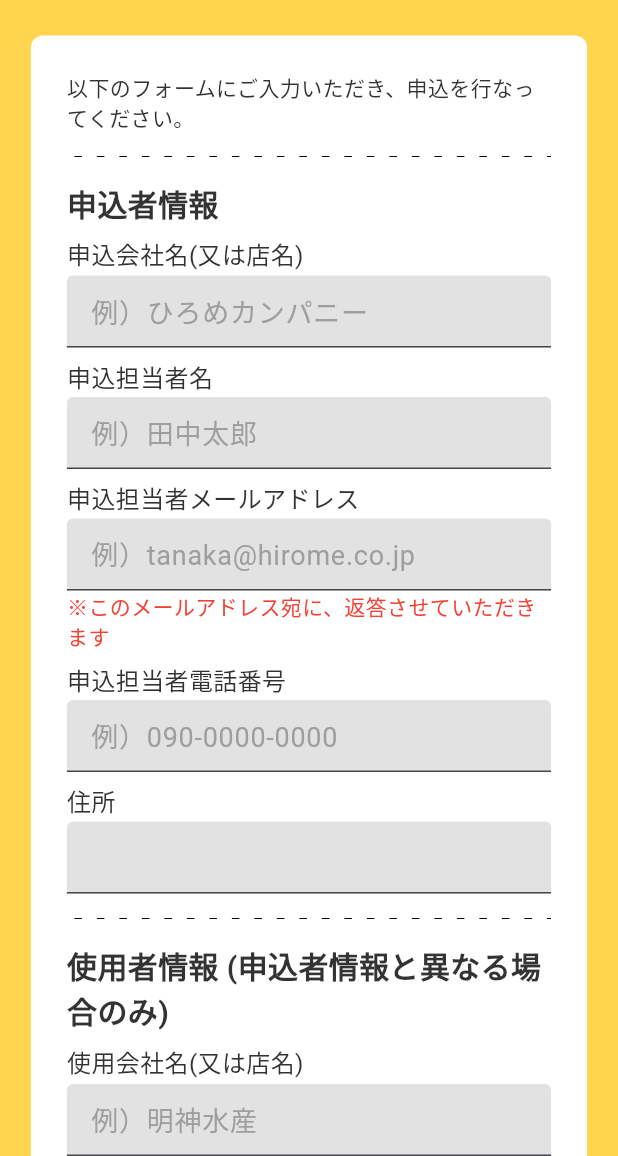
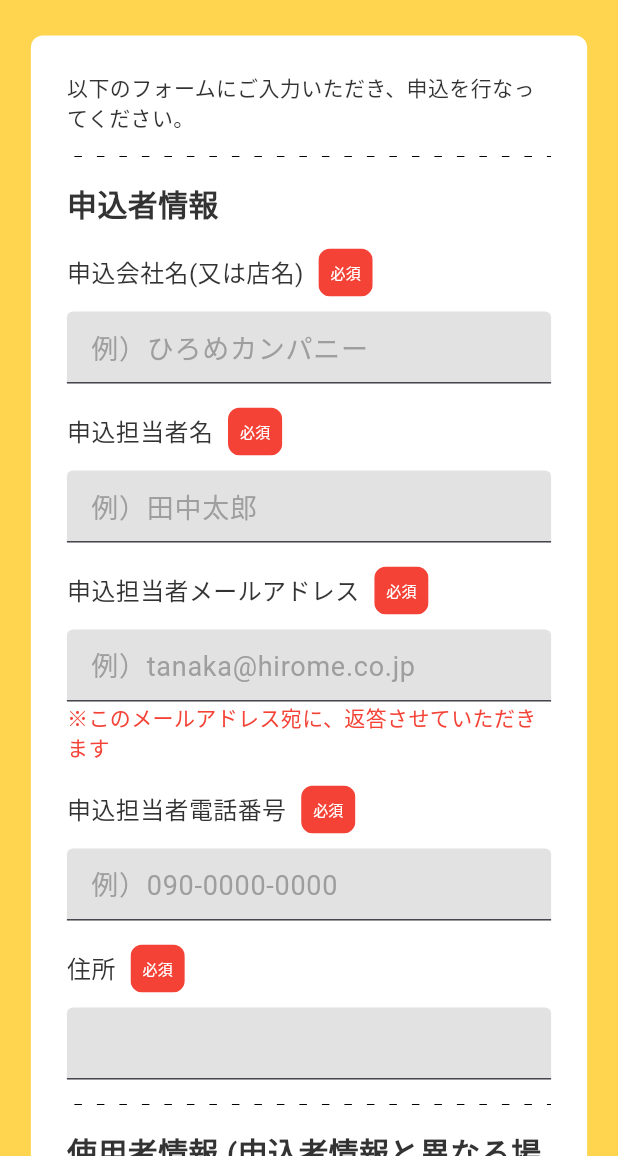
Before and after one commit to agora-creation/miel_work_request_square_web, a Flutter app: the screen it shows after launch, on a phone screen of 412 x 824 dp, the part 80-1236 px from its top. Run offline on Flutter 3.47's test engine with Material 3 defaults, Android fonts, the light colour scheme and no system bars; our stand-ins replace calendar_date_picker2, cloud_firestore, firebase_auth, firebase_core, firebase_messaging, flutter_local_notifications and 4 more; missing offline and left inert: alert_banner, board_datetime_picker, common_utils; accounts and stored records are empty; Roboto replaces fonts that are missing (SourceHanSansJP-Bold, SourceHanSansJP-Regular).

Commit message:
20241015 commit

```diff
--- a/lib/providers/request_square.dart
+++ b/lib/providers/request_square.dart
@@ -1,5 +1,6 @@
 import 'package:firebase_auth/firebase_auth.dart';
 import 'package:flutter/material.dart';
+import 'package:miel_work_request_square_web/models/user.dart';
 import 'package:miel_work_request_square_web/services/fm.dart';
 import 'package:miel_work_request_square_web/services/request_square.dart';
 import 'package:miel_work_request_square_web/services/user.dart';
@@ -8,6 +9,22 @@ class RequestSquareProvider with ChangeNotifier {
   final RequestSquareService _squareService = RequestSquareService();
   final UserService _userService = UserService();
   final FmService _fmService = FmService();
+
+  Future<String?> check({
+    required String companyName,
+    required String companyUserName,
+    required String companyUserEmail,
+    required String companyUserTel,
+    required String companyAddress,
+  }) async {
+    String? error;
+    if (companyName == '') return '申込会社名(又は店名)は必須入力です';
+    if (companyUserName == '') return '申込担当者名は必須入力です';
+    if (companyUserEmail == '') return '申込担当者メールアドレスは必須入力です';
+    if (companyUserTel == '') return '申込担当者電話番号は必須入力です';
+    if (companyAddress == '') return '住所は必須入力です';
+    return error;
+  }
 
   Future<String?> create({
     required String companyName,
@@ -32,6 +49,7 @@ class RequestSquareProvider with ChangeNotifier {
     if (companyUserName == '') return '申込担当者名は必須入力です';
     if (companyUserEmail == '') return '申込担当者メールアドレスは必須入力です';
     if (companyUserTel == '') return '申込担当者電話番号は必須入力です';
+    if (companyAddress == '') return '住所は必須入力です';
     try {
       await FirebaseAuth.instance.signInAnonymously().then((value) {
         String id = _squareService.id();
@@ -60,17 +78,17 @@ class RequestSquareProvider with ChangeNotifier {
         });
       });
       //通知
-      // List<UserModel> sendUsers = [];
-      // sendUsers = await _userService.selectList();
-      // if (sendUsers.isNotEmpty) {
-      //   for (UserModel user in sendUsers) {
-      //     _fmService.send(
-      //       token: user.token,
-      //       title: '社外申請',
-      //       body: 'よさこい広場使用の申込がありました',
-      //     );
-      //   }
-      // }
+      List<UserModel> sendUsers = [];
+      sendUsers = await _userService.selectList();
+      if (sendUsers.isNotEmpty) {
+        for (UserModel user in sendUsers) {
+          _fmService.send(
+            token: user.token,
+            title: '社外申請',
+            body: 'よさこい広場使用の申込がありました',
+          );
+        }
+      }
     } catch (e) {
       error = '申込に失敗しました';
     }
--- a/lib/screens/step1.dart
+++ b/lib/screens/step1.dart
@@ -1,6 +1,8 @@
 import 'package:flutter/material.dart';
 import 'package:miel_work_request_square_web/common/custom_date_time_picker.dart';
+import 'package:miel_work_request_square_web/common/functions.dart';
 import 'package:miel_work_request_square_web/common/style.dart';
+import 'package:miel_work_request_square_web/providers/request_square.dart';
 import 'package:miel_work_request_square_web/screens/step2.dart';
 import 'package:miel_work_request_square_web/widgets/custom_button.dart';
 import 'package:miel_work_request_square_web/widgets/custom_checkbox.dart';
@@ -10,6 +12,7 @@ import 'package:miel_work_request_square_web/widgets/dotted_divider.dart';
 import 'package:miel_work_request_square_web/widgets/form_label.dart';
 import 'package:miel_work_request_square_web/widgets/responsive_box.dart';
 import 'package:page_transition/page_transition.dart';
+import 'package:provider/provider.dart';
 
 class Step1Screen extends StatefulWidget {
   const Step1Screen({super.key});
@@ -54,6 +57,7 @@ class _Step1ScreenState extends State<Step1Screen> {
 
   @override
   Widget build(BuildContext context) {
+    final squareProvider = Provider.of<RequestSquareProvider>(context);
     return Scaffold(
       body: SingleChildScrollView(
         child: Center(
@@ -86,6 +90,7 @@ class _Step1ScreenState extends State<Step1Screen> {
                   const SizedBox(height: 8),
                   FormLabel(
                     '申込会社名(又は店名)',
+                    required: true,
                     child: CustomTextField(
                       controller: companyName,
                       textInputType: TextInputType.text,
@@ -96,6 +101,7 @@ class _Step1ScreenState extends State<Step1Screen> {
                   const SizedBox(height: 8),
                   FormLabel(
                     '申込担当者名',
+                    required: true,
                     child: CustomTextField(
                       controller: companyUserName,
                       textInputType: TextInputType.text,
@@ -106,6 +112,7 @@ class _Step1ScreenState extends State<Step1Screen> {
                   const SizedBox(height: 8),
                   FormLabel(
                     '申込担当者メールアドレス',
+                    required: true,
                     child: CustomTextField(
                       controller: companyUserEmail,
                       textInputType: TextInputType.text,
@@ -123,6 +130,7 @@ class _Step1ScreenState extends State<Step1Screen> {
                   const SizedBox(height: 8),
                   FormLabel(
                     '申込担当者電話番号',
+                    required: true,
                     child: CustomTextField(
                       controller: companyUserTel,
                       textInputType: TextInputType.text,
@@ -133,6 +141,7 @@ class _Step1ScreenState extends State<Step1Screen> {
                   const SizedBox(height: 8),
                   FormLabel(
                     '住所',
+                    required: true,
                     child: CustomTextField(
                       controller: companyAddress,
                       textInputType: TextInputType.text,
@@ -287,6 +296,19 @@ class _Step1ScreenState extends State<Step1Screen> {
                     labelColor: kWhiteColor,
                     backgroundColor: kBlueColor,
                     onPressed: () async {
+                      String? error = await squareProvider.check(
+                        companyName: companyName.text,
+                        companyUserName: companyUserName.text,
+                        companyUserEmail: companyUserEmail.text,
+                        companyUserTel: companyUserTel.text,
+                        companyAddress: companyAddress.text,
+                      );
+                      if (error != null) {
+                        if (!mounted) return;
+                        showMessage(context, error, false);
+                        return;
+                      }
+                      if (!mounted) return;
                       Navigator.push(
                         context,
                         PageTransition(
--- a/lib/widgets/form_label.dart
+++ b/lib/widgets/form_label.dart
@@ -4,10 +4,12 @@ import 'package:miel_work_request_square_web/common/style.dart';
 class FormLabel extends StatelessWidget {
   final String label;
   final Widget child;
+  final bool required;
 
   const FormLabel(
     this.label, {
     required this.child,
+    this.required = false,
     super.key,
   });
 
@@ -16,6 +18,8 @@ class FormLabel extends StatelessWidget {
     return Column(
       crossAxisAlignment: CrossAxisAlignment.start,
       children: [
+        Row(
+          children: [
             Text(
               label,
               style: const TextStyle(
@@ -23,6 +27,21 @@ class FormLabel extends StatelessWidget {
                 fontSize: 16,
               ),
             ),
+            const SizedBox(width: 4),
+            required
+                ? const Chip(
+                    label: Text(
+                      '必須',
+                      style: TextStyle(color: kWhiteColor, fontSize: 10),
+                    ),
+                    padding: EdgeInsets.symmetric(horizontal: 8),
+                    labelPadding: EdgeInsets.zero,
+                    backgroundColor: kRedColor,
+                    side: BorderSide.none,
+                  )
+                : Container(),
+          ],
+        ),
         const SizedBox(height: 2),
         child,
       ],
```
Also changed, not shown: 1 other file. Lines whose indentation alone changed are shown as unchanged.
